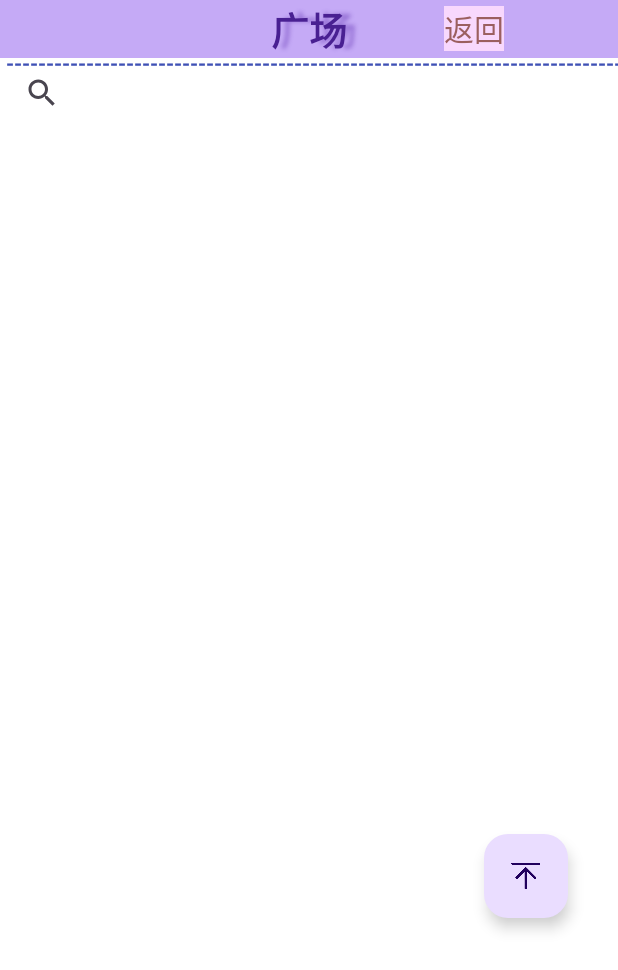
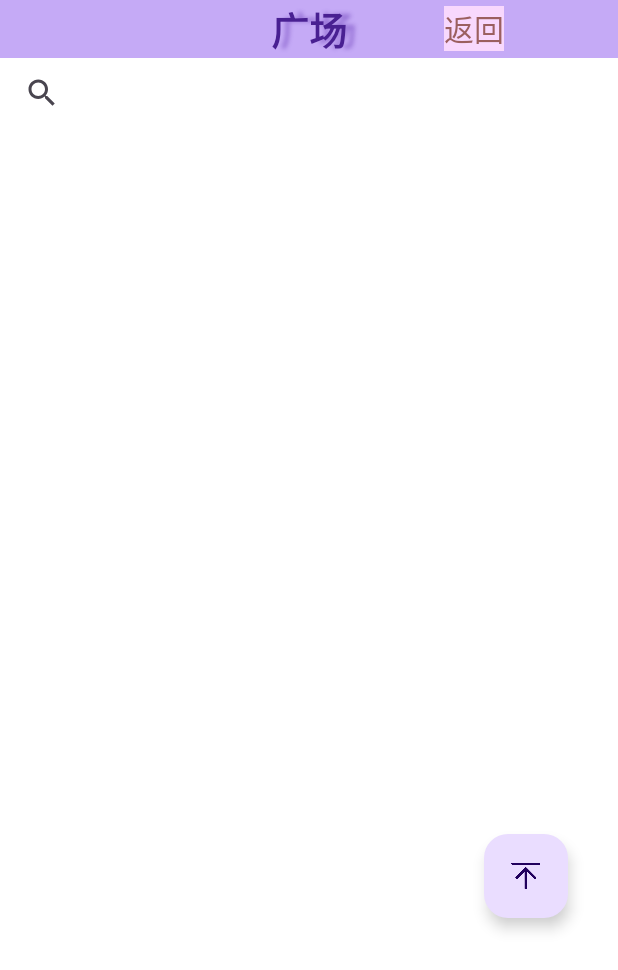
Before and after one commit to Masumany/WinterApplication, an Android app: the SquareActivity screen opened directly, with no data from a screen before it, on a phone screen of 412 x 824 dp. Shown: the top 970 px of the screen. Run offline under Robolectric (Android 15) with nearby library versions, the phone set to English and light mode, and no system bars.

Commit message:
对winterapplication的提交

```diff
--- a/app/src/main/AndroidManifest.xml
+++ b/app/src/main/AndroidManifest.xml
@@ -11,6 +11,9 @@
 
     <uses-permission
         android:name="android.permission.INTERNET"/>
+
+    <uses-permission
+        android:name="android.permission.WRITE_EXTERNAL_STORAGE" />
 
     <application
         android:banner="@drawable/theme_img"
--- a/app/src/main/res/layout/activity_square.xml
+++ b/app/src/main/res/layout/activity_square.xml
@@ -66,17 +66,6 @@
         app:layout_constraintVertical_bias="0.0" />
 
     <TextView
-        android:layout_width="500dp"
-        android:layout_height="20dp"
-        android:layout_marginStart="4dp"
-        android:layout_marginTop="32dp"
-        android:text="-----------------------------------------------------------------------------------------------------------------"
-        android:textColor="#3F51B5"
-        android:textStyle="bold"
-        app:layout_constraintStart_toStartOf="parent"
-        app:layout_constraintTop_toTopOf="parent" />
-
-    <TextView
         android:id="@+id/net_back"
         android:layout_width="wrap_content"
         android:layout_height="wrap_content"
```
